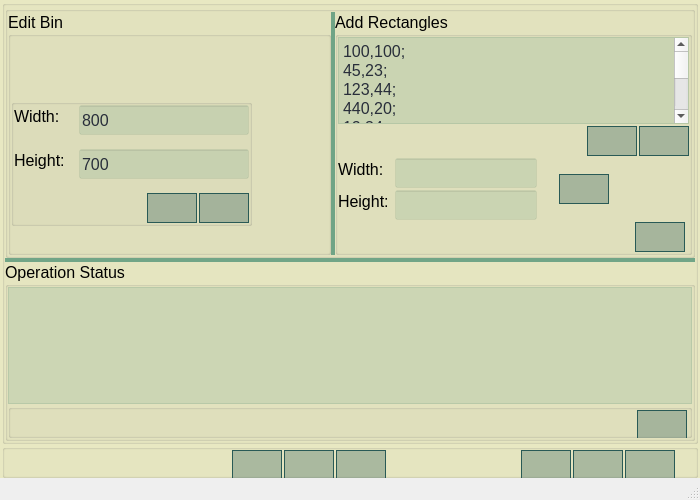
andrei-crisu/2D_BPP_gui_thread_approach, file 2D_Bin_Packing_Problem/mainwindow.ui: the form before one commit.
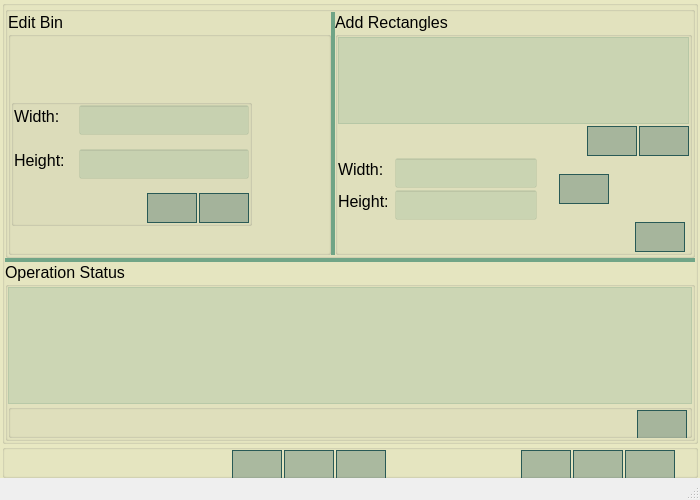
The form after the commit. The open tabs and pages were chosen to show the change. Icons and pictures are not drawn.

Diff of the .ui file:
```diff
--- a/2D_Bin_Packing_Problem/mainwindow.ui
+++ b/2D_Bin_Packing_Problem/mainwindow.ui
@@ -527,7 +527,7 @@
 }</string>
                             </property>
                             <property name="text">
-                             <string>800</string>
+                             <string/>
                             </property>
                            </widget>
                           </item>
@@ -582,7 +582,7 @@
 }</string>
                             </property>
                             <property name="text">
-                             <string>700</string>
+                             <string/>
                             </property>
                            </widget>
                           </item>
@@ -805,39 +805,7 @@
 &lt;html&gt;&lt;head&gt;&lt;meta name=&quot;qrichtext&quot; content=&quot;1&quot; /&gt;&lt;style type=&quot;text/css&quot;&gt;
 p, li { white-space: pre-wrap; }
 &lt;/style&gt;&lt;/head&gt;&lt;body style=&quot; font-family:'MS Shell Dlg 2'; font-size:12pt; font-weight:400; font-style:normal;&quot;&gt;
-&lt;p style=&quot; margin-top:0px; margin-bottom:0px; margin-left:0px; margin-right:0px; -qt-block-indent:0; text-indent:0px;&quot;&gt;100,100;&lt;/p&gt;
-&lt;p style=&quot; margin-top:0px; margin-bottom:0px; margin-left:0px; margin-right:0px; -qt-block-indent:0; text-indent:0px;&quot;&gt;45,23;&lt;/p&gt;
-&lt;p style=&quot; margin-top:0px; margin-bottom:0px; margin-left:0px; margin-right:0px; -qt-block-indent:0; text-indent:0px;&quot;&gt;123,44;&lt;/p&gt;
-&lt;p style=&quot; margin-top:0px; margin-bottom:0px; margin-left:0px; margin-right:0px; -qt-block-indent:0; text-indent:0px;&quot;&gt;440,20;&lt;/p&gt;
-&lt;p style=&quot; margin-top:0px; margin-bottom:0px; margin-left:0px; margin-right:0px; -qt-block-indent:0; text-indent:0px;&quot;&gt;12,34;&lt;/p&gt;
-&lt;p style=&quot; margin-top:0px; margin-bottom:0px; margin-left:0px; margin-right:0px; -qt-block-indent:0; text-indent:0px;&quot;&gt;30,480;&lt;/p&gt;
-&lt;p style=&quot; margin-top:0px; margin-bottom:0px; margin-left:0px; margin-right:0px; -qt-block-indent:0; text-indent:0px;&quot;&gt;100,100;&lt;/p&gt;
-&lt;p style=&quot; margin-top:0px; margin-bottom:0px; margin-left:0px; margin-right:0px; -qt-block-indent:0; text-indent:0px;&quot;&gt;45,23;&lt;/p&gt;
-&lt;p style=&quot; margin-top:0px; margin-bottom:0px; margin-left:0px; margin-right:0px; -qt-block-indent:0; text-indent:0px;&quot;&gt;123,44;&lt;/p&gt;
-&lt;p style=&quot; margin-top:0px; margin-bottom:0px; margin-left:0px; margin-right:0px; -qt-block-indent:0; text-indent:0px;&quot;&gt;440,20;&lt;/p&gt;
-&lt;p style=&quot; margin-top:0px; margin-bottom:0px; margin-left:0px; margin-right:0px; -qt-block-indent:0; text-indent:0px;&quot;&gt;12,34;&lt;/p&gt;
-&lt;p style=&quot; margin-top:0px; margin-bottom:0px; margin-left:0px; margin-right:0px; -qt-block-indent:0; text-indent:0px;&quot;&gt;24,480;&lt;/p&gt;
-&lt;p style=&quot; margin-top:0px; margin-bottom:0px; margin-left:0px; margin-right:0px; -qt-block-indent:0; text-indent:0px;&quot;&gt;100,480;&lt;/p&gt;
-&lt;p style=&quot; margin-top:0px; margin-bottom:0px; margin-left:0px; margin-right:0px; -qt-block-indent:0; text-indent:0px;&quot;&gt;49,34;&lt;/p&gt;
-&lt;p style=&quot; margin-top:0px; margin-bottom:0px; margin-left:0px; margin-right:0px; -qt-block-indent:0; text-indent:0px;&quot;&gt;199,342;&lt;/p&gt;
-&lt;p style=&quot; margin-top:0px; margin-bottom:0px; margin-left:0px; margin-right:0px; -qt-block-indent:0; text-indent:0px;&quot;&gt;128,566;&lt;/p&gt;
-&lt;p style=&quot; margin-top:0px; margin-bottom:0px; margin-left:0px; margin-right:0px; -qt-block-indent:0; text-indent:0px;&quot;&gt;69,85;&lt;/p&gt;
-&lt;p style=&quot; margin-top:0px; margin-bottom:0px; margin-left:0px; margin-right:0px; -qt-block-indent:0; text-indent:0px;&quot;&gt;345,451;&lt;/p&gt;
-&lt;p style=&quot; margin-top:0px; margin-bottom:0px; margin-left:0px; margin-right:0px; -qt-block-indent:0; text-indent:0px;&quot;&gt;196,437;&lt;/p&gt;
-&lt;p style=&quot; margin-top:0px; margin-bottom:0px; margin-left:0px; margin-right:0px; -qt-block-indent:0; text-indent:0px;&quot;&gt;10,490;&lt;/p&gt;
-&lt;p style=&quot; margin-top:0px; margin-bottom:0px; margin-left:0px; margin-right:0px; -qt-block-indent:0; text-indent:0px;&quot;&gt;495,23;&lt;/p&gt;
-&lt;p style=&quot; margin-top:0px; margin-bottom:0px; margin-left:0px; margin-right:0px; -qt-block-indent:0; text-indent:0px;&quot;&gt;10,12;&lt;/p&gt;
-&lt;p style=&quot; margin-top:0px; margin-bottom:0px; margin-left:0px; margin-right:0px; -qt-block-indent:0; text-indent:0px;&quot;&gt;10,45;&lt;/p&gt;
-&lt;p style=&quot; margin-top:0px; margin-bottom:0px; margin-left:0px; margin-right:0px; -qt-block-indent:0; text-indent:0px;&quot;&gt;10,100;&lt;/p&gt;
-&lt;p style=&quot; margin-top:0px; margin-bottom:0px; margin-left:0px; margin-right:0px; -qt-block-indent:0; text-indent:0px;&quot;&gt;4,4;&lt;/p&gt;
-&lt;p style=&quot; margin-top:0px; margin-bottom:0px; margin-left:0px; margin-right:0px; -qt-block-indent:0; text-indent:0px;&quot;&gt;6,4;&lt;/p&gt;
-&lt;p style=&quot; margin-top:0px; margin-bottom:0px; margin-left:0px; margin-right:0px; -qt-block-indent:0; text-indent:0px;&quot;&gt;5,6;&lt;/p&gt;
-&lt;p style=&quot; margin-top:0px; margin-bottom:0px; margin-left:0px; margin-right:0px; -qt-block-indent:0; text-indent:0px;&quot;&gt;12,34;&lt;/p&gt;
-&lt;p style=&quot; margin-top:0px; margin-bottom:0px; margin-left:0px; margin-right:0px; -qt-block-indent:0; text-indent:0px;&quot;&gt;41,90;&lt;/p&gt;
-&lt;p style=&quot; margin-top:0px; margin-bottom:0px; margin-left:0px; margin-right:0px; -qt-block-indent:0; text-indent:0px;&quot;&gt;200,250;&lt;/p&gt;
-&lt;p style=&quot; margin-top:0px; margin-bottom:0px; margin-left:0px; margin-right:0px; -qt-block-indent:0; text-indent:0px;&quot;&gt;401,389;&lt;/p&gt;
-&lt;p style=&quot; margin-top:0px; margin-bottom:0px; margin-left:0px; margin-right:0px; -qt-block-indent:0; text-indent:0px;&quot;&gt;22,345;&lt;/p&gt;
-&lt;p style=&quot; margin-top:0px; margin-bottom:0px; margin-left:0px; margin-right:0px; -qt-block-indent:0; text-indent:0px;&quot;&gt;211,123;&lt;/p&gt;&lt;/body&gt;&lt;/html&gt;</string>
+&lt;p style=&quot;-qt-paragraph-type:empty; margin-top:0px; margin-bottom:0px; margin-left:0px; margin-right:0px; -qt-block-indent:0; text-indent:0px;&quot;&gt;&lt;br /&gt;&lt;/p&gt;&lt;/body&gt;&lt;/html&gt;</string>
                      </property>
                     </widget>
                    </item>
```
Left out of the diff: 6 changed lines with no effect on the pictures.
